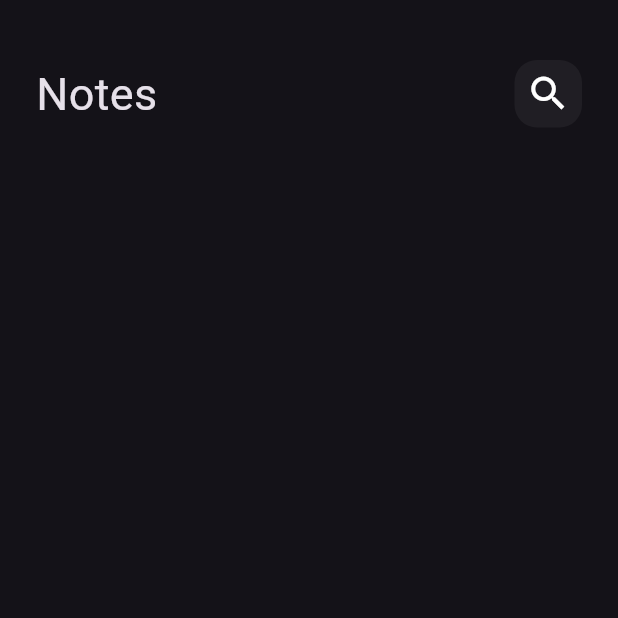
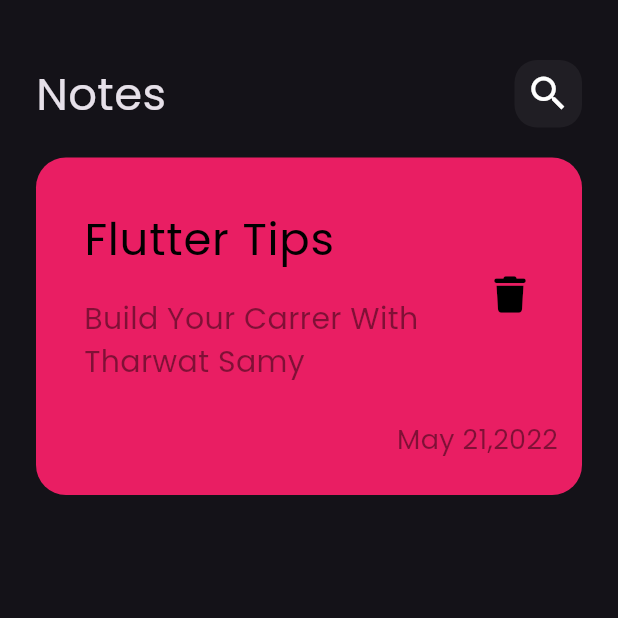
Before and after one commit to KarolHany/JotIt_App, a Flutter app: the screen it shows after launch, on a phone screen of 412 x 824 dp, the top half of it. Run offline on Flutter 3.47's test engine with Material 3 defaults, Android fonts, the phone set to English and light mode, and no system bars; our stand-ins replace font_awesome_flutter.

Commit message:
create custom note item

```diff
--- a/lib/main.dart
+++ b/lib/main.dart
@@ -14,6 +14,8 @@ class NoteApp extends StatelessWidget {
       debugShowCheckedModeBanner: false,
       theme: ThemeData(
         brightness: Brightness.dark,
+        fontFamily: 'Poppins',
+
       ),
       title: 'JOTIT',
       home: const NoteView(),
--- /dev/null
+++ b/lib/views/widgets/custom_note_item.dart
@@ -0,0 +1,59 @@
+import 'package:flutter/material.dart';
+import 'package:font_awesome_flutter/font_awesome_flutter.dart';
+
+class CustomNoteItem extends StatelessWidget {
+  const CustomNoteItem({super.key});
+
+  @override
+  Widget build(BuildContext context) {
+    return Container(
+      padding: const EdgeInsets.only(left: 16, top: 24, bottom: 24),
+      decoration: BoxDecoration(
+        color: Colors.pink,
+        borderRadius: BorderRadius.circular(20),
+      ),
+      child: Column(
+        mainAxisAlignment: MainAxisAlignment.center,
+        crossAxisAlignment: CrossAxisAlignment.end,
+        children: [
+          ListTile(
+            title: const Text(
+              'Flutter Tips',
+              style: TextStyle(
+                fontSize: 30,
+                color: Colors.black,
+              ),
+            ),
+            subtitle: const Padding(
+              padding: EdgeInsets.only(top: 16),
+              child: Text(
+                'Build Your Carrer With Tharwat Samy',
+                style: TextStyle(
+                  fontSize: 20,
+                  color: Colors.black45,
+                ),
+              ),
+            ),
+            trailing: IconButton(
+                onPressed: () {},
+                icon: const Icon(
+                  FontAwesomeIcons.trash,
+                  color: Colors.black,
+                  size: 24,
+                )),
+          ),
+          const Padding(
+            padding: EdgeInsets.only(right: 16, top: 16),
+            child: Text(
+              'May 21,2022',
+              style: TextStyle(
+                color: Colors.black45,
+                fontSize: 18,
+              ),
+            ),
+          )
+        ],
+      ),
+    );
+  }
+}
--- a/lib/views/widgets/note_view_body.dart
+++ b/lib/views/widgets/note_view_body.dart
@@ -1,6 +1,7 @@
 import 'package:flutter/material.dart';
 
 import 'custom_app_bar.dart';
+import 'custom_note_item.dart';
 
 class NoteViewBody extends StatelessWidget {
   const NoteViewBody({super.key});
@@ -14,7 +15,11 @@ class NoteViewBody extends StatelessWidget {
           SizedBox(
             height: 40,
           ),
-          CustomAppBar()
+          CustomAppBar(),
+          SizedBox(
+            height: 20,
+          ),
+          CustomNoteItem(),
         ],
       ),
     );
```
Also changed, not shown: pubspec.yaml (+7 -11 lines), assets/fonts/Poppins-Regular.ttf (added), pubspec.lock.
